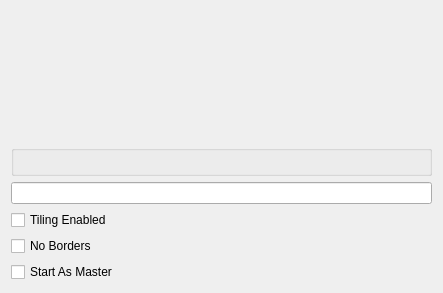
The window that contents/ui/config.ui (kwin-scripts/kwin-tiling) describes before a commit, drawn with Qt 5.
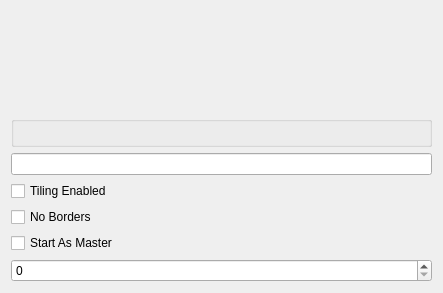
The same window after the commit. Custom widgets are drawn as their Qt base class.

Commit message: Add option to leave gaps between the windows

What changed in the file:
```diff
--- a/contents/ui/config.ui
+++ b/contents/ui/config.ui
@@ -55,6 +55,9 @@
      </property>
     </widget>
    </item>
+   <item>
+    <widget class="QSpinBox" name="kcfg_gapSize"/>
+   </item>
   </layout>
  </widget>
  <customwidgets>
```
The commit also changes 3 other files.
